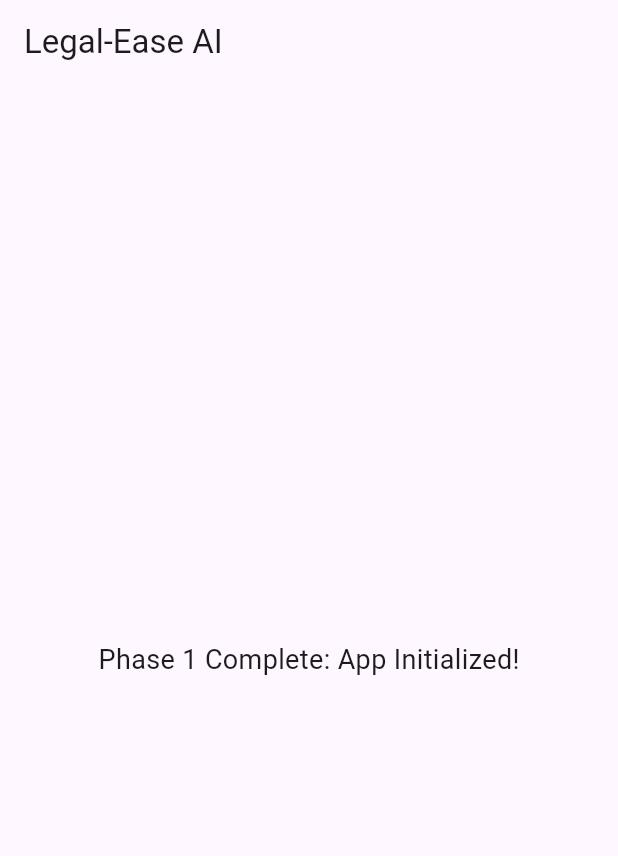
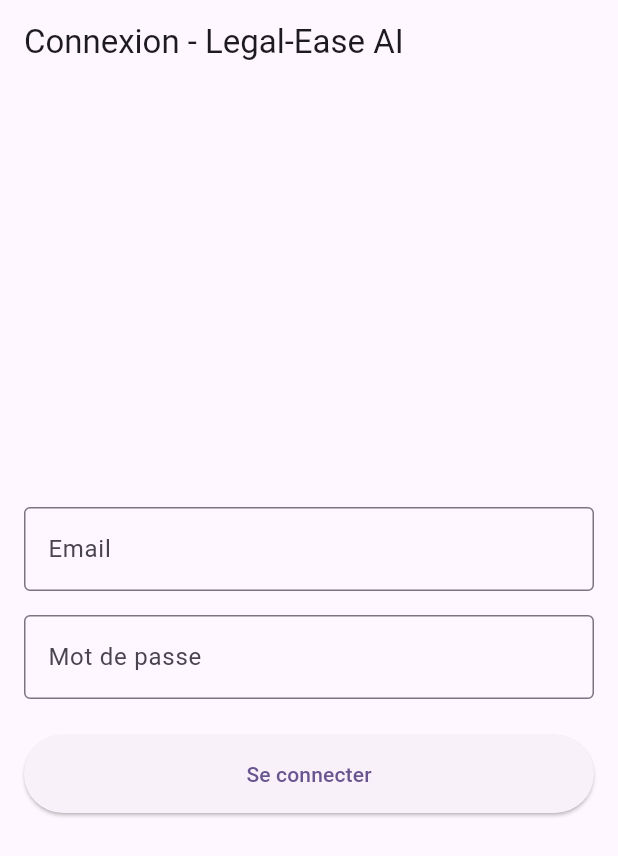
Before and after one commit to Skander643/legal_ease_ai_v1, a Flutter app: the screen it shows after launch, on a phone screen of 412 x 824 dp. Shown: the top 856 px of the screen. Run offline on Flutter 3.47's test engine with Material 3 defaults, Android fonts, the phone set to English and light mode, and no system bars; our stand-ins replace flutter_riverpod.

Commit message:
feat: implement login screen, home screen, and riverpod auth routing

```diff
--- /dev/null
+++ b/lib/features/auth/presentation/auth_wrapper.dart
@@ -0,0 +1,22 @@
+import 'package:flutter/material.dart';
+import 'package:flutter_riverpod/flutter_riverpod.dart';
+import '../providers/auth_provider.dart';
+import 'login_screen.dart';
+import '../../scan/presentation/home_screen.dart';
+
+class AuthWrapper extends ConsumerWidget {
+  const AuthWrapper({super.key});
+
+  @override
+  Widget build(BuildContext context, WidgetRef ref) {
+    // Listen to the current authentication state
+    final authState = ref.watch(authProvider);
+
+    // Route based on state
+    if (authState == AuthStatus.authenticated) {
+      return const HomeScreen();
+    } else {
+      return const LoginScreen();
+    }
+  }
+}
--- /dev/null
+++ b/lib/features/auth/presentation/login_screen.dart
@@ -0,0 +1,86 @@
+import 'package:flutter/material.dart';
+import 'package:flutter_riverpod/flutter_riverpod.dart';
+import '../providers/auth_provider.dart';
+
+class LoginScreen extends ConsumerStatefulWidget {
+  const LoginScreen({super.key});
+
+  @override
+  ConsumerState<LoginScreen> createState() => _LoginScreenState();
+}
+
+class _LoginScreenState extends ConsumerState<LoginScreen> {
+  final _emailController = TextEditingController();
+  final _passwordController = TextEditingController();
+
+  @override
+  void dispose() {
+    _emailController.dispose();
+    _passwordController.dispose();
+    super.dispose();
+  }
+
+  void _handleLogin() async {
+    // Basic validation
+    if (_emailController.text.isEmpty || _passwordController.text.isEmpty) {
+      ScaffoldMessenger.of(context).showSnackBar(
+        const SnackBar(content: Text('Veuillez remplir tous les champs')), // SnackBar feedback
+      );
+      return;
+    }
+
+    // Trigger the mock login from the provider
+    await ref.read(authProvider.notifier).loginMock(
+          _emailController.text,
+          _passwordController.text,
+        );
+  }
+
+  @override
+  Widget build(BuildContext context) {
+    // Watch the state to show the loader
+    final authState = ref.watch(authProvider);
+    final isLoading = authState == AuthStatus.loading;
+
+    return Scaffold(
+      appBar: AppBar(title: const Text('Connexion - Legal-Ease AI')),
+      body: Padding(
+        padding: const EdgeInsets.all(16.0),
+        child: Column(
+          mainAxisAlignment: MainAxisAlignment.center,
+          children: [
+            TextField(
+              controller: _emailController,
+              decoration: const InputDecoration(
+                labelText: 'Email',
+                border: OutlineInputBorder(),
+              ),
+              keyboardType: TextInputType.emailAddress,
+            ),
+            const SizedBox(height: 16),
+            TextField(
+              controller: _passwordController,
+              decoration: const InputDecoration(
+                labelText: 'Mot de passe',
+                border: OutlineInputBorder(),
+              ),
+              obscureText: true,
+            ),
+            const SizedBox(height: 24),
+            // Show a CircularProgressIndicator if loading, otherwise the button
+            isLoading
+                ? const CircularProgressIndicator()
+                : ElevatedButton(
+                    onPressed: _handleLogin,
+                    style: ElevatedButton.styleFrom(
+                      minimumSize: const Size.fromHeight(50), // Make the button full-width
+                      padding: const EdgeInsets.symmetric(vertical: 16),
+                    ),
+                    child: const Text('Se connecter'),
+                  ),
+          ],
+        ),
+      ),
+    );
+  }
+}
--- a/lib/main.dart
+++ b/lib/main.dart
@@ -1,5 +1,6 @@
 import 'package:flutter/material.dart';
 import 'package:flutter_riverpod/flutter_riverpod.dart';
+import 'features/auth/presentation/auth_wrapper.dart';
 
 void main() {
   // Wrap the entire app in a ProviderScope (required by Riverpod)
@@ -36,15 +37,7 @@
       ),
 
       // A temporary home screen to test that the app runs
-      home: Scaffold(
-        appBar: AppBar(title: const Text('Legal-Ease AI')),
-        body: const Center(
-          child: Text(
-            'Phase 1 Complete: App Initialized!',
-            style: TextStyle(fontSize: 18),
-          ),
-        ),
-      ),
+      home: const AuthWrapper(),
     );
   }
 }
```
Also changed, not shown: lib/features/scan/presentation/home_screen.dart (added, +36 -0 lines).
